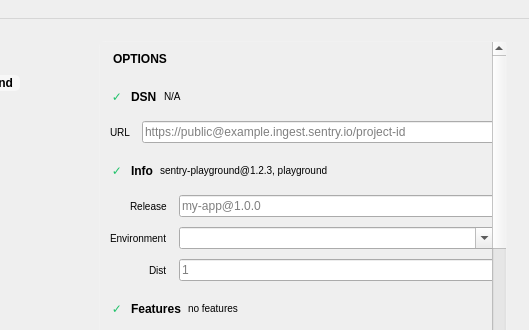
Above: src/sentrywindow.ui from jpnurmi/sentry-playground before the change; both pictures show x 128 to 657 and y 0 to 330 of the 657 by 585 pixel window. Below: the same form after it.
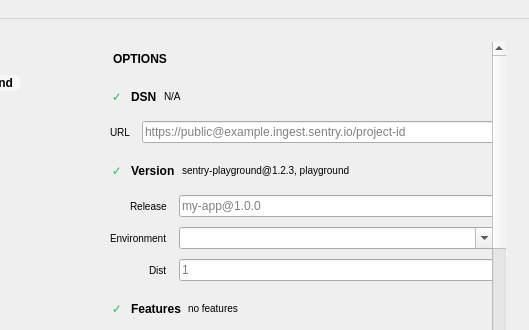
That is the form after the change. Icons and pictures are not drawn.

```diff
--- a/src/sentrywindow.ui
+++ b/src/sentrywindow.ui
@@ -411,7 +411,7 @@
                      <x>0</x>
                      <y>0</y>
                      <width>450</width>
-                     <height>946</height>
+                     <height>1010</height>
                     </rect>
                    </property>
                    <layout class="QVBoxLayout" name="initRightColumn">
@@ -697,7 +697,7 @@
                             <string notr="true">color: palette(text); font-weight: bold;</string>
                            </property>
                            <property name="text">
-                            <string>Info</string>
+                            <string>Version</string>
                            </property>
                           </widget>
                          </item>
```
Left out of the diff: 70 changed lines with no effect on the pictures.
